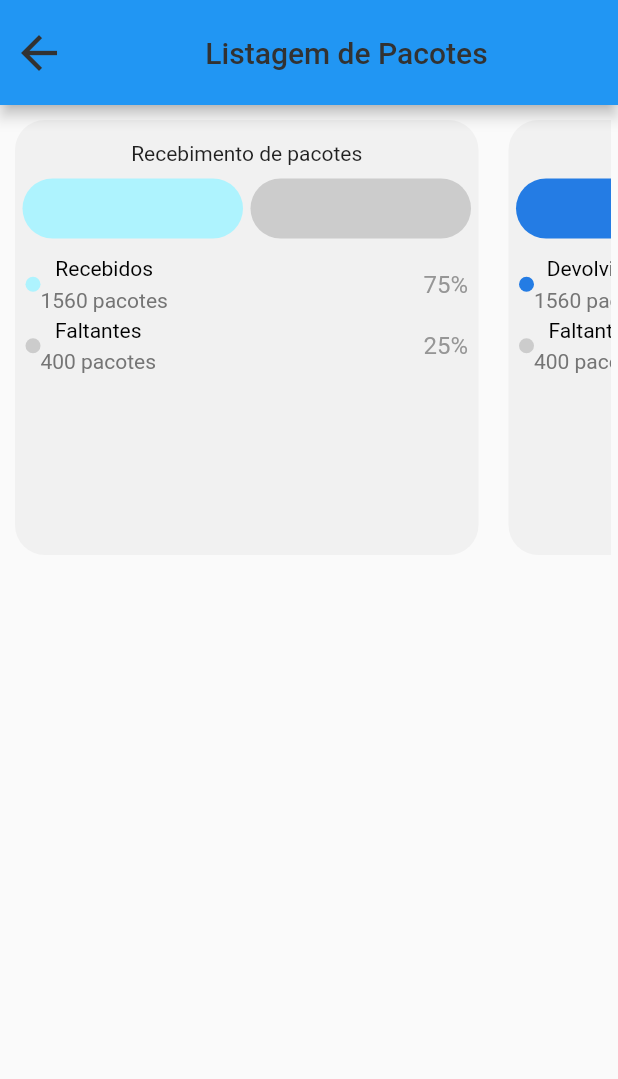
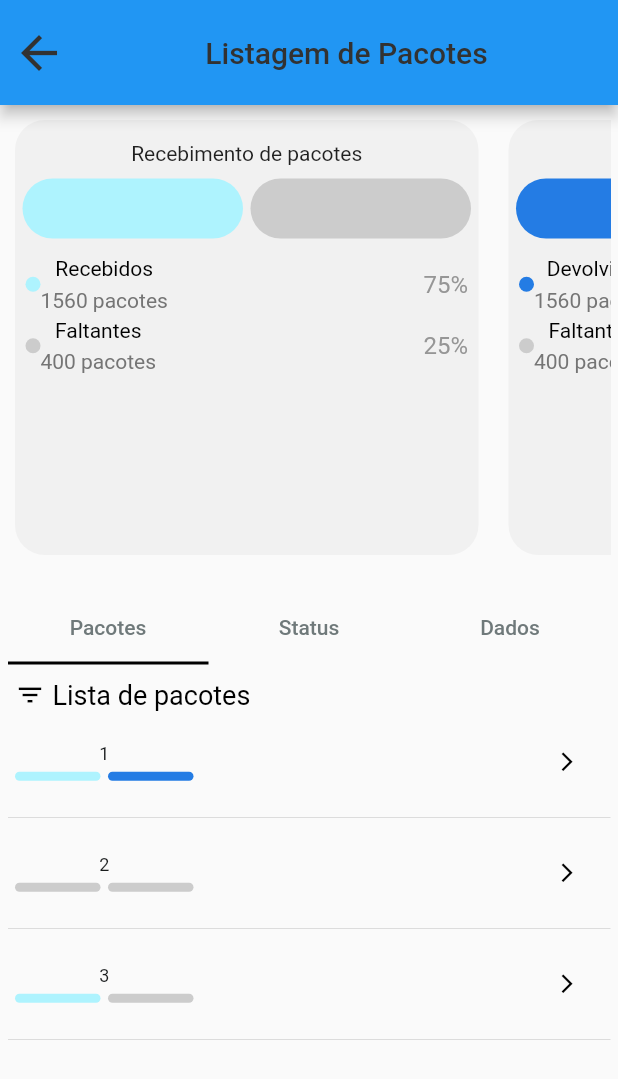
Before and after one commit to renanmdreis45/caed_technical_challenge, a Flutter app: the screen it shows after launch, after a tap on "Entrar", on a phone screen of 412 x 824 dp. Shown: the top 1079 px of the screen. Run offline on Flutter 3.47's test engine with Material 2 defaults, Android fonts, the light colour scheme and no system bars; our stand-ins replace equatable, flutter_bloc.

Commit message:
add packages list view

```diff
--- /dev/null
+++ b/lib/common/utils/package_utils.dart
@@ -0,0 +1,21 @@
+import 'package:caed_technical_challenge/domain/model/package.dart';
+
+ List<String> packagesLabel = [
+  "CÓDIGO",
+  "PONTO DE ENTREGA",
+  "MUNICÍPIO",
+  "ESCOLA",
+  "ANO ESCOLAR/ETAPA",
+  "COMPONENTE CURRICULAR"
+];
+
+List<PackageModel> packages = [
+  PackageModel(id: '1', isReceived: true, receivedDate: '18/06/2024 14:32', isReturned: true, returnedDate: '20/06/2024 09:00', pontoEntrega: "1ª REGIAO", municipio: "ARACAJU/SE", escola: "EMEF DEPUTADO JAIME ARAUJO (28031121)", etapa: "2º ANO EF (ENSINO FUNDAMENTAL)", componente: "LÍNGUA PORTUGUESA"),
+  PackageModel(id: '2', isReceived: false, receivedDate: '', isReturned: false, returnedDate: '', pontoEntrega: "1ª REGIAO", municipio: "ARACAJU/SE", escola: "EMEF DEPUTADO JAIME ARAUJO (28031121)", etapa: "2º ANO EF (ENSINO FUNDAMENTAL)", componente: "LÍNGUA PORTUGUESA"),
+  PackageModel(id: '3', isReceived: true, receivedDate: '17/06/2024 19:43', isReturned: false, returnedDate: '', pontoEntrega: "1ª REGIAO", municipio: "ARACAJU/SE", escola: "EMEF DEPUTADO JAIME ARAUJO (28031121)", etapa: "2º ANO EF (ENSINO FUNDAMENTAL)", componente: "LÍNGUA PORTUGUESA"),
+  PackageModel(id: '4', isReceived: true, receivedDate: '17/06/2024 19:43', isReturned: false, returnedDate: '', pontoEntrega: "1ª REGIAO", municipio: "ARACAJU/SE", escola: "EMEF DEPUTADO JAIME ARAUJO (28031121)", etapa: "2º ANO EF (ENSINO FUNDAMENTAL)", componente: "LÍNGUA PORTUGUESA"),
+  PackageModel(id: '5', isReceived: true, receivedDate: '17/06/2024 19:43', isReturned: false, returnedDate: '', pontoEntrega: "1ª REGIAO", municipio: "ARACAJU/SE", escola: "EMEF DEPUTADO JAIME ARAUJO (28031121)", etapa: "2º ANO EF (ENSINO FUNDAMENTAL)", componente: "LÍNGUA PORTUGUESA"),
+  PackageModel(id: '6', isReceived: true, receivedDate: '17/06/2024 19:43', isReturned: false, returnedDate: '', pontoEntrega: "1ª REGIAO", municipio: "ARACAJU/SE", escola: "EMEF DEPUTADO JAIME ARAUJO (28031121)", etapa: "2º ANO EF (ENSINO FUNDAMENTAL)", componente: "LÍNGUA PORTUGUESA"),
+  PackageModel(id: '7', isReceived: true, receivedDate: '17/06/2024 19:43', isReturned: false, returnedDate: '', pontoEntrega: "1ª REGIAO", municipio: "ARACAJU/SE", escola: "EMEF DEPUTADO JAIME ARAUJO (28031121)", etapa: "2º ANO EF (ENSINO FUNDAMENTAL)", componente: "LÍNGUA PORTUGUESA"),
+  PackageModel(id: '8', isReceived: true, receivedDate: '17/06/2024 19:43', isReturned: false, returnedDate: '', pontoEntrega: "1ª REGIAO", municipio: "ARACAJU/SE", escola: "EMEF DEPUTADO JAIME ARAUJO (28031121)", etapa: "2º ANO EF (ENSINO FUNDAMENTAL)", componente: "LÍNGUA PORTUGUESA")
+];
--- /dev/null
+++ b/lib/domain/model/package.dart
@@ -0,0 +1,59 @@
+import 'dart:convert';
+
+PackageModel packageModelFromJson(String str) => PackageModel.fromJson(json.decode(str));
+
+String packageModelToJson(PackageModel data) => json.encode(data.toJson());
+
+class PackageModel {
+  String id;
+  bool isReceived;
+  String receivedDate;
+  bool isReturned;
+  String returnedDate;
+  String pontoEntrega;
+  String municipio;
+  String escola;
+  String etapa;
+  String componente;
+
+  PackageModel({
+    required this.id,
+    required this.isReceived,
+    required this.receivedDate,
+    required this.isReturned,
+    required this.returnedDate,
+    required this.pontoEntrega,
+    required this.municipio,
+    required this.escola,
+    required this.etapa,
+    required this.componente,
+  });
+
+  String toRawJson() => json.encode(toJson());
+
+  factory PackageModel.fromJson(Map<String, dynamic> json) => PackageModel(
+        id: json["id"] ?? "",
+        isReceived: json["isReceived"] ?? false,
+        receivedDate: json["receivedDate"] ?? "",
+        isReturned: json["isReturned"] ?? false,
+        returnedDate: json["returnedDate"] ?? "",
+        pontoEntrega: json["pontoEntrega"] ?? "",
+        municipio: json["municipio"] ?? "",
+        escola: json["escola"] ?? "",
+        etapa: json["etapa"] ?? "",
+        componente: json["componente"],
+      );
+
+  Map<String, dynamic> toJson() => {
+        "id": id,
+        "isReceived": isReceived,
+        "receivedDate": receivedDate,
+        "isReturned": isReturned,
+        "returnedDate": returnedDate,
+        "pontoEntrega": pontoEntrega,
+        "municipio": municipio,
+        "escola": escola,
+        "etapa": etapa,
+        "componente": componente,
+      };
+}
--- a/lib/preferences/app_constants.dart
+++ b/lib/preferences/app_constants.dart
@@ -5,7 +5,9 @@ const chartBgColor = Color(0xFFF1F1F1);
 const receivedPackagesColor = Color(0xFFAEF3FE);
 const returnedPackagesColor = Color(0xFF247CE4);
 const missingPackagesColor = Color(0xFFCCCCCC);
-const labelGrayColor = Color(0xFF757575);
+const labelGrayPrimaryColor = Color(0xFF757575);
 const loginButtonBgColor = Color(0xFFFFFF00);
 const percentPackagesColor = Color(0xFF969696);
 const defaultHeaderColor = Color(0xFF323232);
+const labelGraySecondaryColor = Color(0xFF6F797A);
+const idPackageLabel = Color(0xFF191C1D);
--- a/lib/preferences/app_ui_texts.dart
+++ b/lib/preferences/app_ui_texts.dart
@@ -13,4 +13,10 @@ class UITexts {
   static String get chartLabelMissingPackages => "Faltantes";
   static String get homePageTitle => "Listagem de Pacotes";
   static String get loginFormActionButton => "Entrar";
+  static String get tabLabelPackages => "Pacotes";
+  static String get tabLabelStatus => "Status";
+  static String get tabLabelDados => "Dados";
+  static String get headerLabelPackagesList => "Lista de pacotes";
+  static String get packageInfoUnavailable => "Indisponível";
+  static String get boxDataLabel => "Dados da caixa";
 }
--- a/lib/presentation/view/pages/home/home_page.dart
+++ b/lib/presentation/view/pages/home/home_page.dart
@@ -1,6 +1,9 @@
+import 'package:caed_technical_challenge/common/utils/package_utils.dart';
 import 'package:caed_technical_challenge/preferences/app_constants.dart';
 import 'package:caed_technical_challenge/preferences/app_ui_texts.dart';
 import 'package:caed_technical_challenge/presentation/view/widgets/package_chart.dart';
+import 'package:caed_technical_challenge/presentation/view/widgets/packages_list.dart';
+import 'package:caed_technical_challenge/presentation/view/widgets/tabs_list.dart';
 import 'package:flutter/material.dart';
 
 class HomePage extends StatefulWidget {
@@ -10,22 +13,34 @@ class HomePage extends StatefulWidget {
   State<HomePage> createState() => _HomePageState();
 }
 
-class _HomePageState extends State<HomePage> {
+class _HomePageState extends State<HomePage>
+    with SingleTickerProviderStateMixin {
+  ScrollPhysics? physics;
+  TabController? _tabController;
 
-  ScrollPhysics? physics;
+  @override
+  void initState() {
+    super.initState();
+    _tabController = TabController(length: 3, vsync: this);
+  }
+
+  @override
+  void dispose() {
+    _tabController?.dispose();
+    super.dispose();
+  }
 
   @override
   Widget build(BuildContext context) {
     return Scaffold(
       appBar: _buildAppBar(),
-      body: Container(
+      body: SingleChildScrollView(
+        child: Container(
           height: MediaQuery.of(context).size.height,
           padding: const EdgeInsets.all(5),
-        child: SingleChildScrollView(
-          physics: physics,
           child: Column(
             children: [
-                PackageChart(
+              const PackageChart(
                 quantRecebidos: 1560,
                 porcentagemRecebidos: 75,
                 quantRecebidosFaltantes: 400,
@@ -34,7 +49,11 @@ class _HomePageState extends State<HomePage> {
                 porcentagemDevolvidos: 75,
                 quantDevolvidosFaltantes: 400,
                 porcentagemDevolvidosFaltantes: 25,
-                )
+              ),
+              const SizedBox(
+                height: 20,
+              ),
+              TabsList(tabController: _tabController, packages: packages,)
             ],
           ),
         ),
--- a/lib/presentation/view/pages/login/login_page.dart
+++ b/lib/presentation/view/pages/login/login_page.dart
@@ -61,12 +61,13 @@ class _LoginPageState extends State<LoginPage> {
         child: BlocBuilder<LoginBloc, UserLoginState>(
           bloc: _bloc,
           builder: (context, state) {
-            print(state);
             return SafeArea(
               child: Scaffold(
                 backgroundColor: Colors.white,
                 key: _loginGlobalKey,
-                body: SingleChildScrollView(
+                body: Container(
+                  height: MediaQuery.of(context).size.height,
+                  child: SingleChildScrollView(
                     physics: physics,
                     child: ConstrainedBox(
                       constraints: BoxConstraints(minHeight: 200),
@@ -88,6 +89,7 @@ class _LoginPageState extends State<LoginPage> {
                             ),
                           ),
                         ],
+                      ),
                     ),
                   ),
                 ),
--- a/lib/presentation/view/widgets/package_chart.dart
+++ b/lib/presentation/view/widgets/package_chart.dart
@@ -194,7 +194,7 @@ class PackageChart extends StatelessWidget {
                 ),
                 Text(
                   '$quantidade pacotes',
-                  style: const TextStyle(color: labelGrayColor, fontSize: 14),
+                  style: const TextStyle(color: labelGrayPrimaryColor, fontSize: 14),
                 ),
               ],
             ),
--- /dev/null
+++ b/lib/presentation/view/widgets/packages_data.dart
@@ -0,0 +1,120 @@
+import 'package:caed_technical_challenge/common/utils/package_utils.dart';
+import 'package:caed_technical_challenge/domain/model/package.dart';
+import 'package:caed_technical_challenge/preferences/app_constants.dart';
+import 'package:caed_technical_challenge/preferences/app_ui_texts.dart';
+import 'package:flutter/material.dart';
+
+class PackagesData extends StatelessWidget {
+  const PackagesData({
+    Key? key,
+    required this.package,
+  }) : super(key: key);
+
+  final PackageModel package;
+
+  @override
+  Widget build(BuildContext context) {
+    return Column(
+      children: [
+        _buildHeader(),
+        Expanded(
+          child: ListView.separated(
+            physics: NeverScrollableScrollPhysics(),
+            itemCount: 6,
+            scrollDirection: Axis.vertical,
+            shrinkWrap: true,
+            itemBuilder: (BuildContext context, int index) {
+              return _buildPackageData(package, index);
+            },
+            separatorBuilder: (BuildContext context, int index) =>
+                const Divider(),
+          ),
+        ),
+      ],
+    );
+  }
+}
+
+Widget _buildHeader() {
+  return Container(
+    margin: const EdgeInsets.symmetric(vertical: 10, horizontal: 5),
+    child: Align(
+      alignment: Alignment.centerLeft,
+      child: Text(
+        UITexts.boxDataLabel,
+        style: const TextStyle(color: Colors.black, fontSize: 18),
+      ),
+    ),
+  );
+}
+
+Widget _buildPackageData(PackageModel package, int index) {
+  return Container(
+    padding: const EdgeInsets.symmetric(vertical: 10, horizontal: 5),
+    child: Column(children: [
+      Row(
+        mainAxisAlignment: MainAxisAlignment.spaceBetween,
+        children: [
+          Text(
+            packagesLabel[index],
+            style: const TextStyle(fontSize: 12, color: labelGrayPrimaryColor),
+          ),
+          const SizedBox(
+            width: 5,
+          ),
+          _buildPackageInfo(package, index),
+        ],
+      )
+    ]),
+  );
+}
+
+Widget _buildPackageInfo(PackageModel package, int index) {
+  switch (index) {
+    case 0:
+      return Text(
+        package.id.toUpperCase(),
+        style: defaultTextStyle(),
+      );
+
+    case 1:
+      return Text(
+        package.pontoEntrega.toUpperCase(),
+        style: defaultTextStyle(),
+      );
+
+    case 2:
+      return Text(
+        package.municipio.toUpperCase(),
+        style: defaultTextStyle(),
+      );
+
+    case 3:
+      return Text(
+        package.escola.toUpperCase(),
+        style: defaultTextStyle(),
+      );
+
+    case 4:
+      return Text(
+        package.etapa.toUpperCase(),
+        style: defaultTextStyle(),
+      );
+
+    case 5:
+      return Text(
+        package.componente.toUpperCase(),
+        style: defaultTextStyle(),
+      );
+
+    default:
+      return Text(
+        UITexts.packageInfoUnavailable,
+        style: defaultTextStyle(),
+      );
+  }
+}
+
+TextStyle defaultTextStyle() {
+  return const TextStyle(fontSize: 12, color: Colors.black);
+}
--- /dev/null
+++ b/lib/presentation/view/widgets/packages_list.dart
@@ -0,0 +1,118 @@
+import 'package:caed_technical_challenge/domain/model/package.dart';
+import 'package:caed_technical_challenge/preferences/app_constants.dart';
+import 'package:caed_technical_challenge/preferences/app_ui_texts.dart';
+import 'package:flutter/material.dart';
+
+class PackagesList extends StatelessWidget {
+  const PackagesList({
+    Key? key,
+    required this.packages,
+  }) : super(key: key);
+
+  final List<PackageModel> packages;
+
+  @override
+  Widget build(BuildContext context) {
+    return Column(
+      children: [
+        _buildHeader(),
+        Expanded(
+          child: ListView.separated(
+            physics: NeverScrollableScrollPhysics(),
+            itemCount: packages.length,
+            scrollDirection: Axis.vertical,
+            shrinkWrap: true,
+            itemBuilder: (BuildContext context, int index) {
+              return _buildPackage(packages[index]);
+            },
+            separatorBuilder: (BuildContext context, int index) =>
+                const Divider(),
+          ),
+        ),
+      ],
+    );
+  }
+}
+
+Widget _buildHeader() {
+  return Container(
+    padding: const EdgeInsets.only(top: 10, left: 5, right: 5, bottom: 5),
+    child: Column(children: [
+      Row(
+        crossAxisAlignment: CrossAxisAlignment.start,
+        children: [
+          const Icon(
+            Icons.filter_list,
+            color: Colors.black,
+            size: 20,
+          ),
+          const SizedBox(
+            width: 5,
+          ),
+          Text(
+            UITexts.headerLabelPackagesList,
+            style: const TextStyle(fontSize: 18, color: Colors.black),
+          ),
+        ],
+      )
+    ]),
+  );
+}
+
+Widget _buildPackage(PackageModel package) {
+  return Container(
+    padding: const EdgeInsets.all(5.0),
+    child: Row(
+      mainAxisAlignment: MainAxisAlignment.spaceBetween,
+      children: [
+        Column(
+          children: [
+            Text(
+              package.id,
+              style: const TextStyle(fontSize: 12, color: idPackageLabel),
+            ),
+            const SizedBox(
+              height: 5,
+            ),
+            Row(
+              children: [
+                SizedBox(
+                  height: 6,
+                  width: 57,
+                  child: DecoratedBox(
+                      decoration: BoxDecoration(
+                          color: package.isReceived
+                              ? receivedPackagesColor
+                              : missingPackagesColor,
+                          borderRadius:
+                              const BorderRadius.all(Radius.circular(10.0)))),
+                ),
+                const SizedBox(
+                  width: 5,
+                ),
+                SizedBox(
+                  height: 6,
+                  width: 57,
+                  child: DecoratedBox(
+                      decoration: BoxDecoration(
+                          color: package.isReturned
+                              ? returnedPackagesColor
+                              : missingPackagesColor,
+                          borderRadius:
+                              const BorderRadius.all(Radius.circular(10.0)))),
+                ),
+              ],
+            )
+          ],
+        ),
+        IconButton(
+            onPressed: () {},
+            icon: const Icon(
+              Icons.arrow_forward_ios,
+              size: 15,
+              color: Colors.black,
+            )),
+      ],
+    ),
+  );
+}
--- /dev/null
+++ b/lib/presentation/view/widgets/tabs_list.dart
@@ -0,0 +1,65 @@
+import 'package:caed_technical_challenge/domain/model/package.dart';
+import 'package:caed_technical_challenge/preferences/app_constants.dart';
+import 'package:caed_technical_challenge/preferences/app_ui_texts.dart';
+import 'package:caed_technical_challenge/presentation/view/widgets/packages_data.dart';
+import 'package:caed_technical_challenge/presentation/view/widgets/packages_list.dart';
+import 'package:flutter/material.dart';
+
+class TabsList extends StatelessWidget {
+  const TabsList({
+    Key? key,
+    required this.tabController,
+    required this.packages,
+  }) : super(key: key);
+
+  final TabController? tabController;
+  final List<PackageModel>? packages;
+
+  @override
+  Widget build(BuildContext context) {
+    return Container(
+      height: MediaQuery.of(context).size.height - 500,
+      child: SingleChildScrollView(
+        physics: ScrollPhysics(),
+        scrollDirection: Axis.vertical,
+        child: Column(
+          children: [
+            TabBar(
+              controller: tabController,
+              indicatorColor: Colors.black,
+              tabs: [
+                Tab(
+                  icon: Text(
+                    UITexts.tabLabelPackages,
+                    style: const TextStyle(
+                        fontSize: 14, color: labelGraySecondaryColor),
+                  ),
+                ),
+                Tab(
+                    icon: Text(
+                  UITexts.tabLabelStatus,
+                  style: const TextStyle(
+                      fontSize: 14, color: labelGraySecondaryColor),
+                )),
+                Tab(
+                    icon: Text(
+                  UITexts.tabLabelDados,
+                  style: const TextStyle(
+                      fontSize: 14, color: labelGraySecondaryColor),
+                )),
+              ],
+            ),
+            SizedBox(
+              height: MediaQuery.of(context).size.height,
+              child: TabBarView(controller: tabController, children: [
+                PackagesList(packages: packages!),
+                Text('Status'),
+                PackagesData(package: packages![0]),
+              ]),
+            ),
+          ],
+        ),
+      ),
+    );
+  }
+}
```
Lines whose indentation alone changed are shown as unchanged.
